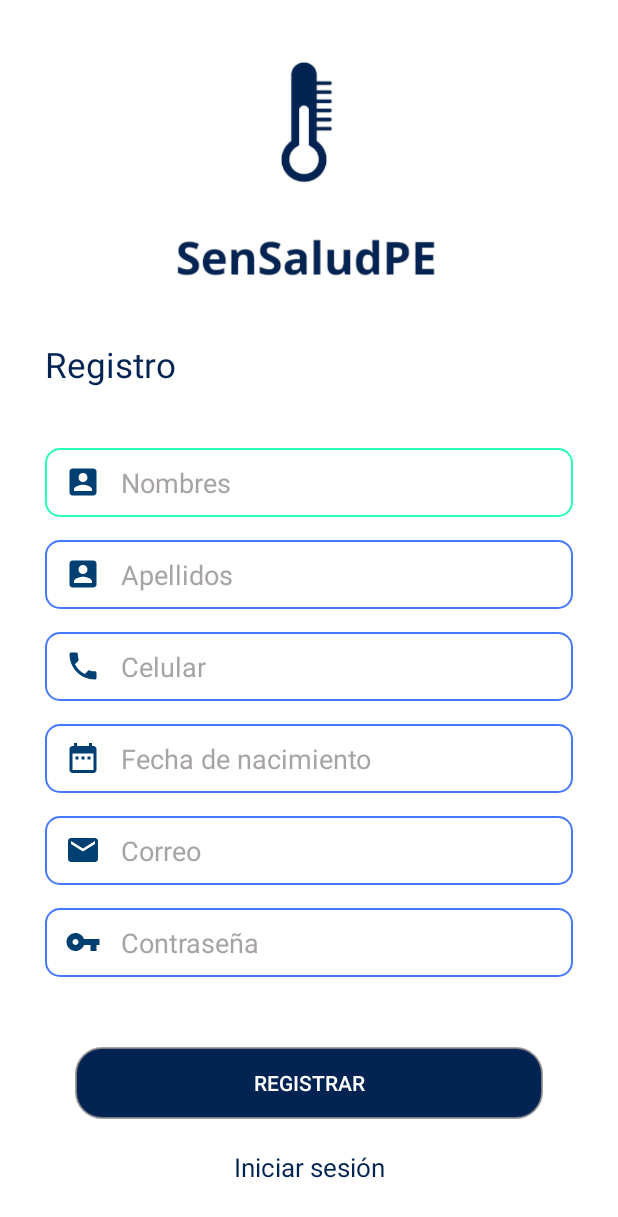
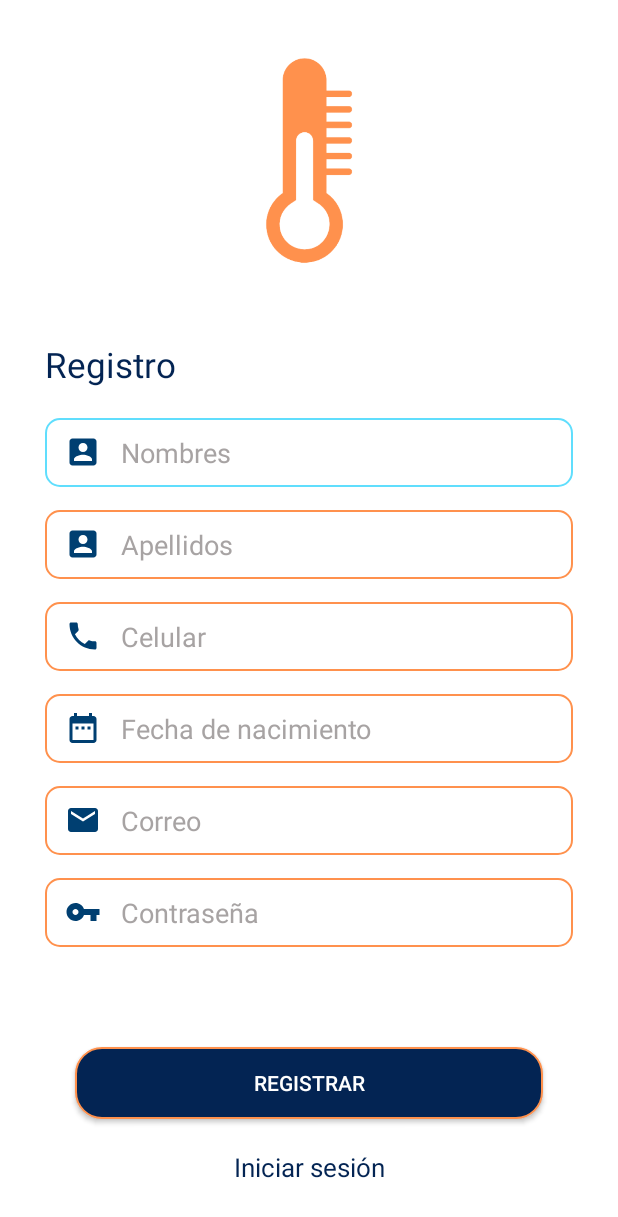
Before and after one commit to Lesandrod/SenSaludPE, an Android app: the RegisterActivity screen opened directly, with no data from a screen before it, on a phone screen of 412 x 824 dp. Shown: the top 1217 px of the screen. Run offline under Robolectric (Android 15) with nearby library versions, the phone set to English and light mode, and no system bars.

Commit message:
cambio colores

```diff
--- a/app/src/main/java/com/grupo1b/sensaludpe/RegisterActivity.kt
+++ b/app/src/main/java/com/grupo1b/sensaludpe/RegisterActivity.kt
@@ -1,11 +1,18 @@
 package com.grupo1b.sensaludpe
 
+import android.content.Intent
 import androidx.appcompat.app.AppCompatActivity
 import android.os.Bundle
+import android.widget.TextView
 
 class RegisterActivity : AppCompatActivity() {
     override fun onCreate(savedInstanceState: Bundle?) {
         super.onCreate(savedInstanceState)
         setContentView(R.layout.activity_register)
+        val logdir=findViewById<TextView>(R.id.logindir)
+        logdir.setOnClickListener{
+            val lanzar = Intent(this,MainActivity::class.java)
+            startActivity(lanzar)
+        }
     }
 }
--- a/app/src/main/res/drawable/button_rounded.xml
+++ b/app/src/main/res/drawable/button_rounded.xml
@@ -5,7 +5,7 @@
 
             <solid android:color="#032453"/>
             <corners android:radius="17dp" />
-            <stroke android:color="#D0938E8E" android:width="1dp"/>
+            <stroke android:color="#FF914D" android:width="1dp"/>
 
 
         </shape>
--- a/app/src/main/res/drawable/input_custom.xml
+++ b/app/src/main/res/drawable/input_custom.xml
@@ -4,14 +4,14 @@
         <shape android:shape="rectangle">
             <solid android:color="#ABFFFFFF"/>
             <corners android:radius="9dp"/>
-            <stroke android:color="#27FFB3" android:width="1.5dp"/>
+            <stroke android:color="#60DEFD" android:width="1.5dp"/>
         </shape>
     </item>
     <item android:state_enabled="true" >
         <shape android:shape="rectangle">
             <solid android:color="#88FFFFFF"/>
             <corners android:radius="9dp"/>
-            <stroke android:color="#4679FA" android:width="1.5dp"/>
+            <stroke android:color="#FF914D" android:width="1.5dp"/>
         </shape>
 
     </item>
--- a/app/src/main/res/layout/activity_main.xml
+++ b/app/src/main/res/layout/activity_main.xml
@@ -32,7 +32,7 @@
                 android:layout_height="187dp"
                 android:layout_gravity="center"
                 android:layout_marginTop="20dp"
-                android:src="@drawable/img_logo" />
+                android:src="@drawable/img_logonarnaja" />
 
             <TextView
                 android:layout_width="wrap_content"
--- a/app/src/main/res/layout/activity_register.xml
+++ b/app/src/main/res/layout/activity_register.xml
@@ -32,7 +32,7 @@
                 android:layout_height="187dp"
                 android:layout_gravity="center"
                 android:layout_marginTop="20dp"
-                android:src="@drawable/img_logo" />
+                android:src="@drawable/img_logonarnaja" />
 
             <TextView
                 android:layout_width="wrap_content"
@@ -48,10 +48,10 @@
                 android:layout_width="match_parent"
                 android:layout_height="wrap_content"
                 android:layout_marginStart="30dp"
-                android:layout_marginTop="40dp"
+                android:layout_marginTop="20dp"
                 android:layout_marginEnd="30dp"
 
-                android:layout_marginBottom="23dp"
+                android:layout_marginBottom="43dp"
                 android:orientation="vertical">
 
 
--- a/app/src/main/res/values-night/themes.xml
+++ b/app/src/main/res/values-night/themes.xml
@@ -2,12 +2,12 @@
     <!-- Base application theme. -->
     <style name="Theme.SenSaludPE" parent="Theme.MaterialComponents.DayNight.DarkActionBar">
         <!-- Primary brand color. -->
-        <item name="colorPrimary">@color/purple_200</item>
+        <item name="colorPrimary">@color/purple_500</item>
         <item name="colorPrimaryVariant">@color/purple_700</item>
-        <item name="colorOnPrimary">@color/black</item>
+        <item name="colorOnPrimary">@color/white</item>
         <!-- Secondary brand color. -->
         <item name="colorSecondary">@color/teal_200</item>
-        <item name="colorSecondaryVariant">@color/teal_200</item>
+        <item name="colorSecondaryVariant">@color/teal_700</item>
         <item name="colorOnSecondary">@color/black</item>
         <!-- Status bar color. -->
         <item name="android:statusBarColor" tools:targetApi="l">?attr/colorPrimaryVariant</item>
```
Also changed, not shown: app/src/main/java/com/grupo1b/sensaludpe/MainActivity.kt (+12 -0 lines), app/src/main/res/drawable/img_logonarnaja.png (added).
